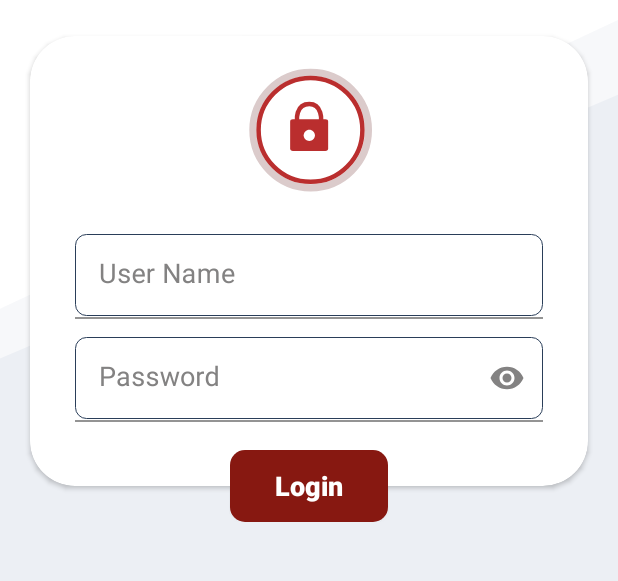
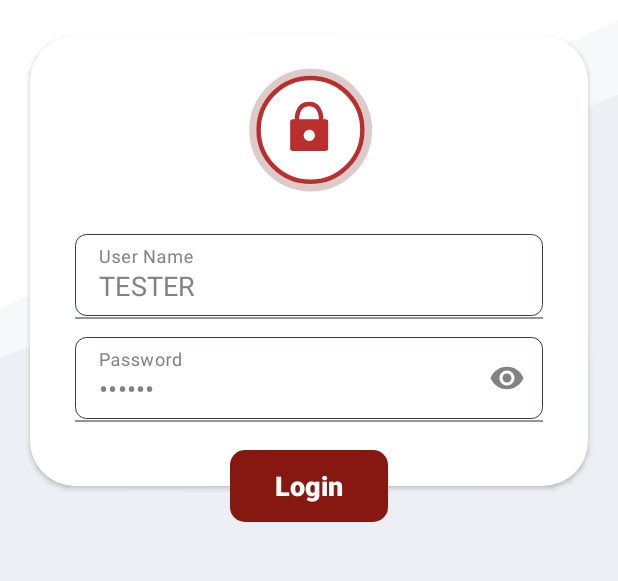
Before and after one commit to Muhammedjasir/ClikOn, an Android app: the screen it shows after launch (LoginActivity), on a phone screen of 412 x 824 dp, the part 357-938 px from its top. Run offline under Robolectric (Android 15) with nearby library versions, the phone set to English and light mode, and no system bars; libraries missing offline, so code that uses them is left out: com.androidnetworking, com.androidnetworking.common, com.androidnetworking.error, com.androidnetworking.interfaces; 1 statement that could not run was skipped.

Commit message:
04/09/2021  Fidha Arakkal
LoginActivity,SplashActivity,TechnicianHomeActivity full code

```diff
--- a/app/src/main/java/com/tids/clikonservice/activity/LoginActivity.java
+++ b/app/src/main/java/com/tids/clikonservice/activity/LoginActivity.java
@@ -24,6 +24,7 @@ import com.androidnetworking.common.Priority;
 import com.androidnetworking.error.ANError;
 import com.androidnetworking.interfaces.JSONArrayRequestListener;
 import com.androidnetworking.interfaces.JSONObjectRequestListener;
+import com.androidnetworking.interfaces.ParsedRequestListener;
 import com.google.android.material.snackbar.Snackbar;
 import com.google.android.material.textfield.TextInputEditText;
 import com.tids.clikonservice.R;
@@ -153,7 +154,7 @@ public class LoginActivity extends AppCompatActivity implements View.OnClickList
 
             AndroidNetworking.post(Constant.BASE_URL)
                     .addJSONObjectBody(jsonObject)
-                    .setTag("login")
+//                    .setTag(this)
                     .setPriority(Priority.MEDIUM)
                     .build()
                     .getAsJSONObject(new JSONObjectRequestListener() {
@@ -165,16 +166,12 @@ public class LoginActivity extends AppCompatActivity implements View.OnClickList
                                 String token =  response.getString("token");
                                 String tokenExpireTime =  response.getString("token_expire_time");
 
-                                Log.e("token::",token);
-                                Log.e("exp.date::",tokenExpireTime);
-
                                 getLogin(token,username);
 
                             } catch (JSONException e) {
                                 e.printStackTrace();
                             }
                         }
-
                         @Override
                         public void onError(ANError anError) {
                             showError(anError);
@@ -188,25 +185,59 @@ public class LoginActivity extends AppCompatActivity implements View.OnClickList
     private void getLogin(String token,String username) {
         try {
 
+            String condition = "USER_ID='"+username+"'";
+            String authorization = "Bearer "+token;
+
             AndroidNetworking.get(Constant.BASE_URL+"GetTable")
-                    .addPathParameter("table_name", "ADM_USER")
-                    .addQueryParameter("condition", "USER_ID='"+username+"'")
-                    .addHeaders("Authorization", "Bearer "+token)
-                    .setTag("user_data")
+                    .addQueryParameter("table_name", Constant.TECHNICIAN_USER)
+                    .addQueryParameter("condition", condition)
+                    .addHeaders("Authorization", authorization)
+                    .setTag(this)
                     .setPriority(Priority.LOW)
                     .build()
-                    .getAsJSONArray(new JSONArrayRequestListener() {
+                    .getAsJSONObject(new JSONObjectRequestListener()  {
                         @Override
-                        public void onResponse(JSONArray response) {
+                        public void onResponse(JSONObject response) {
+                            Log.e("Response::",response.toString());
 
-                            Log.e("Response::",response.toString());
-//                            Intent intent = new Intent(LoginActivity.this,DemoPagenationActivity.class);
-//                            startActivity(intent);
+                            try {
+                                if (response.getBoolean("status")){
+                                    //Get the instance of JSONArray that contains JSONObjects
+                                    JSONArray jsonArray = response.getJSONArray("data");
+
+                                    if(jsonArray.length() != 0){
+                                        String user_name = jsonArray.getJSONObject(0).getString("USER_ID");
+                                        String user_password = jsonArray.getJSONObject(0).getString("USER_PWD");
+                                        String user_type = jsonArray.getJSONObject(0).getString("USER_GROUP_ID");
+
+                                        SharedPreferences.Editor editor = sp.edit();
+                                        editor.putString(Constant.USER_USERNAME, user_name);
+                                        editor.putString(Constant.USER_PASSWORD, user_password);
+                                        editor.putString(Constant.USER_TYPE, user_type);
+                                        editor.apply();
+
+                                        pref.setKeyDevice("1");
+                                        pref.setLogin(true);
+                                        pref.setKeyDeviceId(deviceId);
+                                        pref.setLoginFlag(true);
+
+                                        Intent intent = new Intent(getApplicationContext(),TechnicianHomeActivity.class);
+                                        startActivity(intent);
+                                        finish();
+                                    }
+
+                                }else {
+                                    customToast(response.getString("message"));
+                                }
+                            } catch (JSONException e) {
+                                e.printStackTrace();
+                            }
+
                         }
-
                         @Override
                         public void onError(ANError anError) {
                             showError(anError);
+
                         }
                     });
 
@@ -215,14 +246,13 @@ public class LoginActivity extends AppCompatActivity implements View.OnClickList
         }
     }
 
+    private void showError(ANError anError) {
+        Toast.makeText(LoginActivity.this, R.string.something_went_wrong, Toast.LENGTH_SHORT).show();
+        Log.e("Error :: ", anError.getErrorBody());
+    }
 
     private void customToast(String message){
         Snackbar.make(findViewById(android.R.id.content), message, Snackbar.LENGTH_SHORT).setBackgroundTint(getResources().getColor(R.color.colorPrimary)).show();
-    }
-
-    private void showError(ANError anError) {
-        Toast.makeText(LoginActivity.this, R.string.something_went_wrong, Toast.LENGTH_SHORT).show();
-        Log.d("Error :: ", anError.getErrorBody());
     }
 
     @Override
--- a/app/src/main/res/layout/activity_login.xml
+++ b/app/src/main/res/layout/activity_login.xml
@@ -106,6 +106,7 @@
                             android:hint="User Name"
                             android:inputType="text"
                             android:maxLines="1"
+                            android:text="TESTER"
                             android:minHeight="40dp"
                             android:textColor="@color/light_gray"
                             android:textSize="18sp" />
@@ -130,6 +131,7 @@
                             android:hint="Password"
                             android:inputType="numberPassword"
                             android:maxLines="1"
+                            android:text="123456"
                             android:minHeight="40dp"
                             android:textColor="@color/light_gray"
                             android:textSize="18sp" />
```
Also changed, not shown: app/src/main/AndroidManifest.xml (+5 -11 lines), app/src/main/java/com/tids/clikonservice/Utils/Constant.java (+7 -3 lines). Lines whose indentation alone changed are shown as unchanged.
